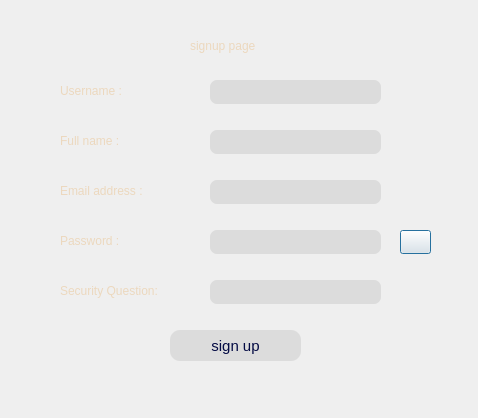
Above: client_apProject/signupdialog.ui from sabasheikhi/ap_project before the change. Below: the same form after it.
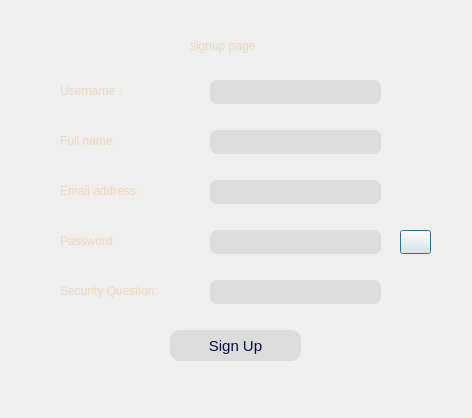
That is the form after the change. Icons and pictures are not drawn.

Commit message: Sign Up and MainWindow Socket was connected

```diff
--- a/client_apProject/signupdialog.ui
+++ b/client_apProject/signupdialog.ui
@@ -6,7 +6,7 @@
    <rect>
     <x>0</x>
     <y>0</y>
-    <width>478</width>
+    <width>472</width>
     <height>418</height>
    </rect>
   </property>
@@ -192,9 +192,9 @@
   <widget class="QLabel" name="label">
    <property name="geometry">
     <rect>
-     <x>0</x>
+     <x>-10</x>
      <y>-10</y>
-     <width>481</width>
+     <width>491</width>
      <height>431</height>
     </rect>
    </property>
@@ -242,7 +242,7 @@
 background-color: #DCDCDC;</string>
    </property>
    <property name="text">
-    <string>sign up</string>
+    <string>Sign Up</string>
    </property>
   </widget>
   <zorder>label</zorder>
```
The commit also changes 880 other files.
